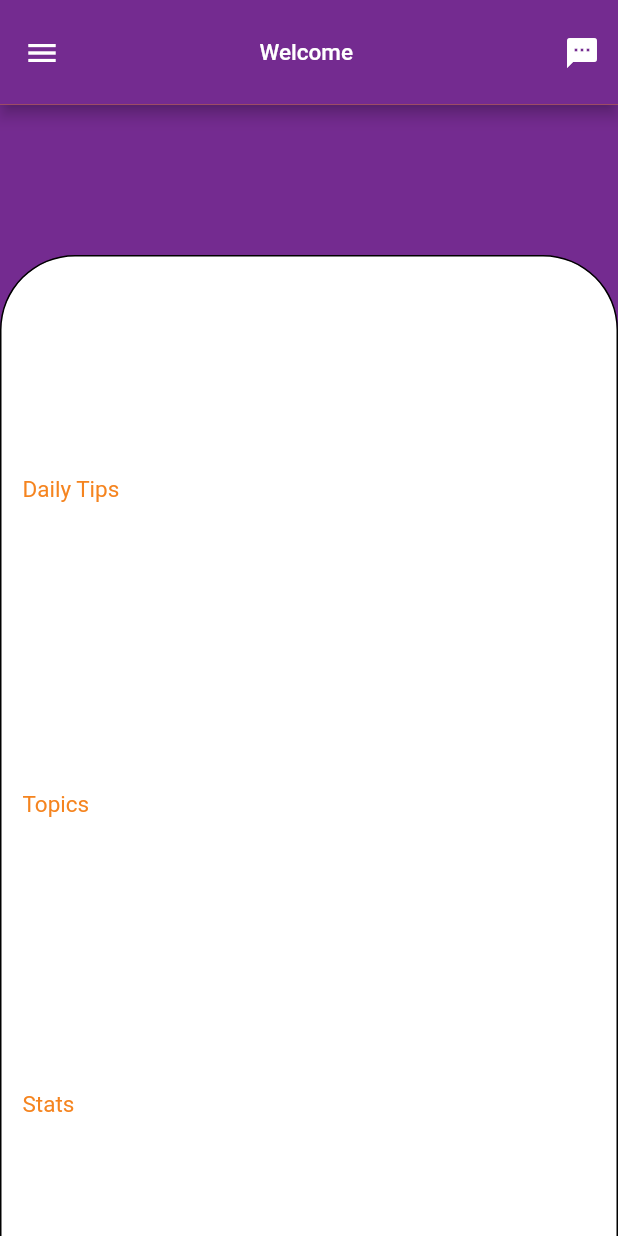
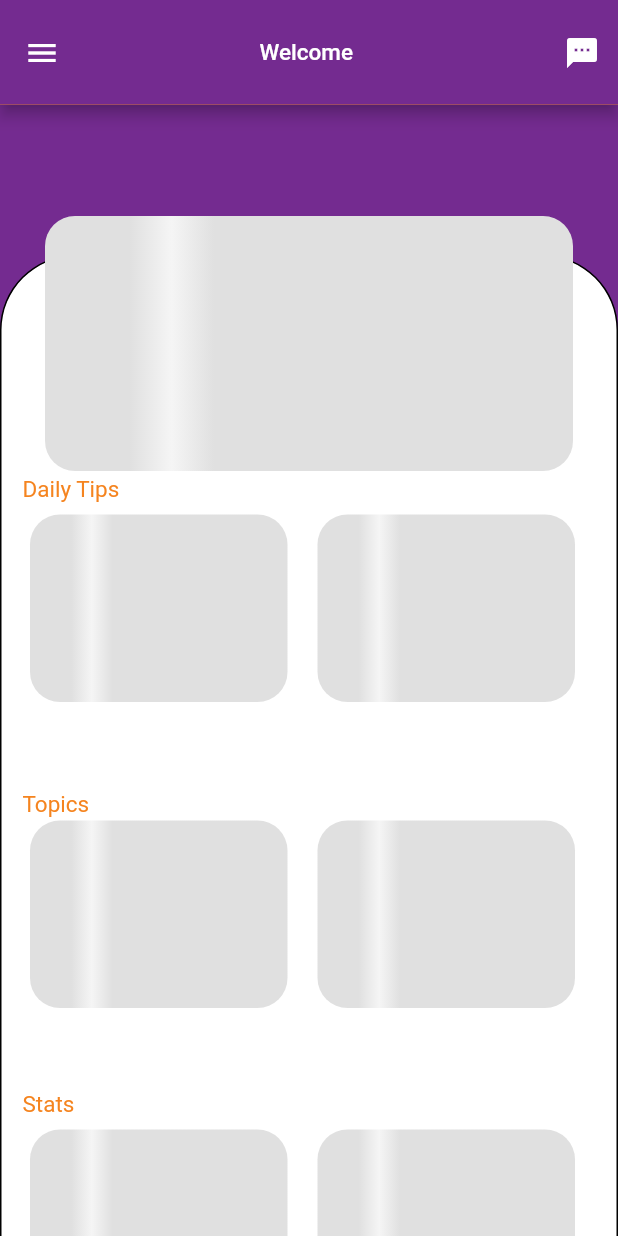
Before and after one commit to kwayummari/wgnrr, a Flutter app: the Home screen opened directly, on a phone screen of 412 x 824 dp. Run offline on Flutter 3.47's test engine with Material 2 defaults, Android fonts, the phone set to English and light mode, and no system bars; drawn by our look-alikes of carousel_slider; our stand-ins replace better_player, bubble, cached_network_image, connectivity, flutter_rating_bar, flutter_spinkit and 10 more; missing offline and left inert: image_picker_plus; accounts and stored records are empty; network calls fail.

Commit message:
added tips shimmer

```diff
--- /dev/null
+++ b/lib/utils/animation/shimmers/tips-shimmer.dart
@@ -0,0 +1,105 @@
+import 'package:flutter/material.dart';
+
+class tipShimmerLoading extends StatefulWidget {
+  final double width;
+  final double height;
+  final double borderRadius;
+
+  tipShimmerLoading({required this.width, required this.height, required this.borderRadius});
+
+  @override
+  _tipShimmerLoadingState createState() => _tipShimmerLoadingState();
+}
+
+class _tipShimmerLoadingState extends State<tipShimmerLoading>
+    with SingleTickerProviderStateMixin {
+  late AnimationController _controller;
+  late Animation<double> _gradientPosition;
+
+  @override
+  void initState() {
+    super.initState();
+    _controller = AnimationController(
+      duration: const Duration(milliseconds: 1500),
+      vsync: this,
+    )..repeat();
+    _gradientPosition = Tween<double>(begin: -1.0, end: 2.0).animate(
+      CurvedAnimation(
+        parent: _controller,
+        curve: Curves.linear,
+      ),
+    );
+  }
+
+  @override
+  Widget build(BuildContext context) {
+    return Row(
+      children: [
+        SizedBox(width: 20,),
+        SizedBox(
+          width: widget.width,
+          height: widget.height,
+          child: AnimatedBuilder(
+            animation: _gradientPosition,
+            builder: (BuildContext context, _) {
+              return DecoratedBox(
+                decoration: BoxDecoration(
+                  borderRadius: BorderRadius.circular(widget.borderRadius),
+                  gradient: LinearGradient(
+                    begin: Alignment(_gradientPosition.value, 0.0),
+                    end: Alignment(-1.0, 0.0),
+                    colors: [
+                      Colors.grey.shade300,
+                      Colors.grey.shade100,
+                      Colors.grey.shade300,
+                    ],
+                    stops: [
+                      _gradientPosition.value.abs(  ),
+                      (_gradientPosition.value.abs() + 0.2).clamp(0.0, 1.0),
+                      (_gradientPosition.value.abs() + 0.4).clamp(0.0, 1.0),
+                    ],
+                  ),
+                ),
+              );
+            },
+          ),
+        ),
+        SizedBox(width: 20,),
+        SizedBox(
+          width: widget.width,
+          height: widget.height,
+          child: AnimatedBuilder(
+            animation: _gradientPosition,
+            builder: (BuildContext context, _) {
+              return DecoratedBox(
+                decoration: BoxDecoration(
+                  borderRadius: BorderRadius.circular(widget.borderRadius),
+                  gradient: LinearGradient(
+                    begin: Alignment(_gradientPosition.value, 0.0),
+                    end: Alignment(-1.0, 0.0),
+                    colors: [
+                      Colors.grey.shade300,
+                      Colors.grey.shade100,
+                      Colors.grey.shade300,
+                    ],
+                    stops: [
+                      _gradientPosition.value.abs(  ),
+                      (_gradientPosition.value.abs() + 0.2).clamp(0.0, 1.0),
+                      (_gradientPosition.value.abs() + 0.4).clamp(0.0, 1.0),
+                    ],
+                  ),
+                ),
+              );
+            },
+          ),
+        ),
+      ],
+    );
+  }
+
+  @override
+  void dispose() {
+    _controller.dispose();
+    super.dispose();
+  }
+}
--- a/lib/utils/screens/categories.dart
+++ b/lib/utils/screens/categories.dart
@@ -7,6 +7,7 @@ import 'package:http/http.dart' as http;
 import 'package:shared_preferences/shared_preferences.dart';
 import 'package:wgnrr/api/const.dart';
 import 'package:wgnrr/utils/animation/refresh_widget.dart';
+import 'package:wgnrr/utils/animation/shimmers/tips-shimmer.dart';
 import 'package:wgnrr/utils/screens/views.dart';
 
 class Categories extends StatefulWidget {
@@ -88,7 +89,7 @@ class _CategoriesState extends State<Categories> {
                           color: HexColor('#F5841F'), fontSize: 15),
                     ))),
           ),
-          Expanded(
+          data.isEmpty ? tipShimmerLoading(borderRadius: 20, height: 125.0, width: MediaQuery.of(context).size.width / 2.4,) : Expanded(
             child: StreamBuilder(
         stream: Stream.periodic(Duration(seconds: 10)).asyncMap(
             (i) => get_username()), // i is null here (check periodic docs)
--- a/lib/utils/screens/choices.dart
+++ b/lib/utils/screens/choices.dart
@@ -6,6 +6,7 @@ import 'package:hexcolor/hexcolor.dart';
 import 'package:http/http.dart' as http;
 import 'package:shared_preferences/shared_preferences.dart';
 import 'package:wgnrr/api/const.dart';
+import 'package:wgnrr/utils/animation/shimmers/tips-shimmer.dart';
 import 'package:wgnrr/utils/screens/allchoices.dart';
 import 'package:wgnrr/utils/animation/refresh_widget.dart';
 
@@ -88,7 +89,7 @@ class _ChoicesState extends State<Choices> {
                           color: HexColor('#F5841F'), fontSize: 15),
                     ))),
           ),
-          Expanded(
+          data.isEmpty ? tipShimmerLoading(borderRadius: 20, height: 125.0, width: MediaQuery.of(context).size.width / 2.4,) :Expanded(
             child: StreamBuilder(
         stream: Stream.periodic(Duration(seconds: 10)).asyncMap(
             (i) => get_username()), // i is null here (check periodic docs)
--- a/lib/utils/screens/stats.dart
+++ b/lib/utils/screens/stats.dart
@@ -6,7 +6,7 @@ import 'package:hexcolor/hexcolor.dart';
 import 'package:http/http.dart' as http;
 import 'package:shared_preferences/shared_preferences.dart';
 import 'package:wgnrr/api/const.dart';
-import 'package:wgnrr/utils/animation/refresh_widget.dart';
+import 'package:wgnrr/utils/animation/shimmers/tips-shimmer.dart';
 import 'package:wgnrr/utils/screens/viewstats.dart';
 
 class Stats extends StatefulWidget {
@@ -89,7 +89,7 @@ class _StatsState extends State<Stats> {
                           color: HexColor('#F5841F'), fontSize: 15),
                     ))),
           ),
-          Expanded(
+          data.isEmpty ? tipShimmerLoading(borderRadius: 20, height: 125.0, width: MediaQuery.of(context).size.width / 2.4,) :Expanded(
             child: StreamBuilder(
         stream: Stream.periodic(Duration(seconds: 10)).asyncMap(
             (i) => get_username()), // i is null here (check periodic docs)
--- a/lib/utils/screens/topcircular.dart
+++ b/lib/utils/screens/topcircular.dart
@@ -7,6 +7,7 @@ import 'package:google_fonts/google_fonts.dart';
 import 'package:http/http.dart' as http;
 import 'package:shared_preferences/shared_preferences.dart';
 import 'package:wgnrr/api/const.dart';
+import 'package:wgnrr/utils/animation/shimmers/topcircular-shimmer.dart';
 import 'package:wgnrr/utils/database/initializing.dart';
 import 'package:wgnrr/utils/database/models/feeds.dart';
 import 'package:wgnrr/utils/screens/viewtopcircular.dart';
@@ -121,9 +122,18 @@ class _TopcircularState extends State<Topcircular> {
 
   @override
   Widget build(BuildContext context) {
-    return StreamBuilder(
-        stream: Stream.periodic(Duration(seconds: 10)).asyncMap(
-            (i) => checkConnection()), // i is null here (check periodic docs)
+    return datas.isEmpty
+        ? Padding(
+          padding: const EdgeInsets.only(left: 30, right: 30),
+          child: topcircularShimmerLoading(
+              borderRadius: 20,
+              height: Platform.isIOS ? 200 : 170,
+              width: Platform.isIOS ? 200 : 170,
+            ),
+        )
+        : StreamBuilder(
+            stream: Stream.periodic(Duration(seconds: 10)).asyncMap((i) =>
+                checkConnection()), // i is null here (check periodic docs)
             builder: (context, snapshot) => CarouselSlider(
                   options: CarouselOptions(
                     height: Platform.isIOS ? 200 : 170,
@@ -171,18 +181,22 @@ class _TopcircularState extends State<Topcircular> {
                                             .substring(0, 40) +
                                         '...'
                                     : datas[i]['title'].toString(),
-                            style: GoogleFonts.vesperLibre(color: Colors.white),
+                                style: GoogleFonts.vesperLibre(
+                                    color: Colors.white),
                               ),
                             ),
                           ),
                           width: MediaQuery.of(context).size.width / 1.3,
                           margin: EdgeInsets.symmetric(horizontal: 5.0),
                           decoration: BoxDecoration(
-                        borderRadius: BorderRadius.all(Radius.circular(10.0)),
+                            borderRadius:
+                                BorderRadius.all(Radius.circular(10.0)),
                             border: Border.all(color: Colors.black),
                             image: DecorationImage(
-                          image: (connectivityResult == ConnectivityResult.wifi)
-                              ? NetworkImage('${murl}feeds/image/${photo[i]}')
+                              image: (connectivityResult ==
+                                      ConnectivityResult.wifi)
+                                  ? NetworkImage(
+                                      '${murl}feeds/image/${photo[i]}')
                                   : (connectivityResult ==
                                           ConnectivityResult.mobile)
                                       ? NetworkImage(
```
Also changed, not shown: lib/utils/animation/shimmers/allchoices-shimmer.dart (added, +110 -0 lines), lib/utils/animation/shimmers/home_shimmer.dart (deleted, +0 -204 lines). Lines whose indentation alone changed are shown as unchanged.
